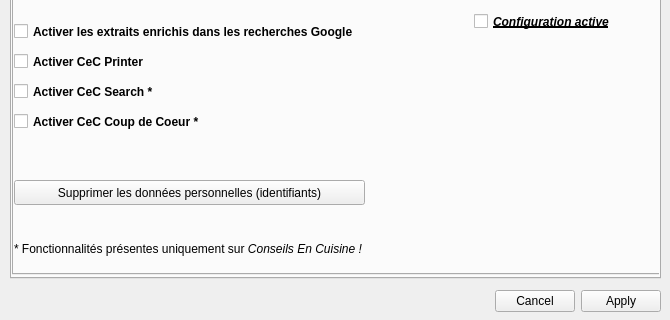
Qt form options.ui (AlypieFr/qrecipewriter) before a commit; both pictures show x 0 to 670 and y 162 to 482 of the 670 by 482 pixel window.
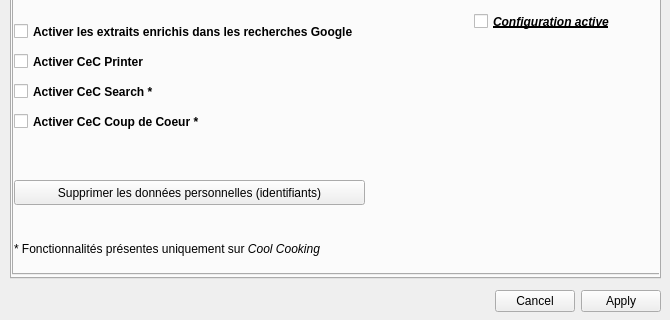
The same form after that commit. Icons and pictures are not drawn.

Commit message: Change QCeCWriter to QRecipeWriter and Conseils en Cuisine ! to Cool Cooking and copyright to FLo-Art.fr

```diff
--- a/options.ui
+++ b/options.ui
@@ -771,7 +771,7 @@
          </rect>
         </property>
         <property name="text">
-         <string>* Fonctionnalités présentes uniquement sur &lt;i&gt;Conseils En Cuisine !&lt;/i&gt;</string>
+         <string>* Fonctionnalités présentes uniquement sur &lt;i&gt;Cool Cooking&lt;/i&gt;</string>
         </property>
        </widget>
        <widget class="QCheckBox" name="cecSearch_2">
```
Left out of the diff: 10 changed lines with no effect on the pictures. The commit also changes 56 other files.
